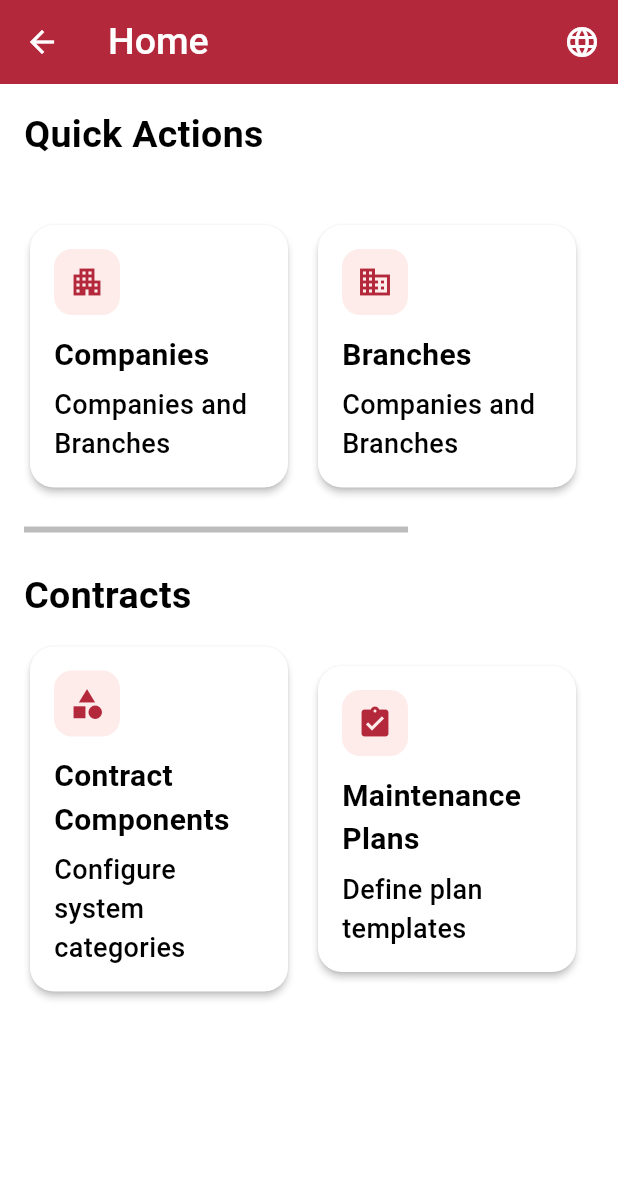
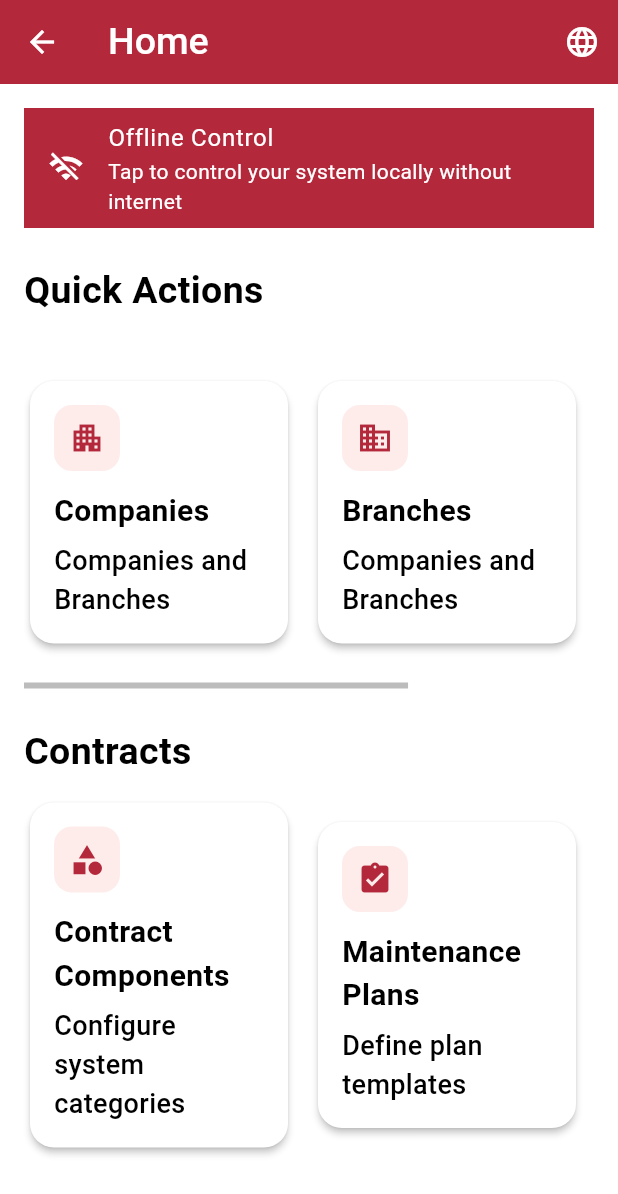
Before and after one commit to smart-fire-system/flutter-app, a Flutter app: the MainScreen screen opened directly, on a phone screen of 412 x 824 dp. Shown: the top 1194 px of the screen. Run offline on Flutter 3.47's test engine with Material 3 defaults, Android fonts, the phone set to English and light mode, and no system bars; our stand-ins replace card_loading, cloud_firestore, country_code_picker, firebase_auth, firebase_core, firebase_database and 7 more; missing offline and left inert: jhijri_picker; accounts and stored records are empty; Roboto replaces fonts that are missing (Cairo).

Commit message:
Add offline screen

```diff
--- a/lib/screens/home/view/main_screen.dart
+++ b/lib/screens/home/view/main_screen.dart
@@ -32,6 +32,14 @@ class _MainScreenState extends State<MainScreen> {
           child: Column(
             crossAxisAlignment: CrossAxisAlignment.start,
             children: [
+              ListTile(
+                leading: const Icon(Icons.wifi_off, color: Colors.white),
+                title: const Text('Offline Control', style: TextStyle(color: Colors.white),),
+                subtitle: const Text('Tap to control your system locally without internet', style: TextStyle(color: Colors.white),),
+                onTap: () => TabNavigator.home.currentState?.pushNamed('/offline'),
+                tileColor: CustomStyle.redDark,
+              ),
+              const SizedBox(height: 24),
               Text(
                 'Quick Actions',
                 style: CustomStyle.largeText25B,
--- /dev/null
+++ b/lib/screens/offline/view/view.dart
@@ -0,0 +1 @@
+export 'offline_screen.dart';
--- a/lib/screens/reports/view/new_contract_screen.dart
+++ b/lib/screens/reports/view/new_contract_screen.dart
@@ -59,7 +59,6 @@ class _NewContractScreenState extends State<NewContractScreen> {
           ),
           child: StatefulBuilder(
             builder: (ctx, setModalState) {
-              print(_clients);
               return SingleChildScrollView(
                 child: Column(
                   mainAxisSize: MainAxisSize.min,
--- a/lib/widgets/tab_navigator.dart
+++ b/lib/widgets/tab_navigator.dart
@@ -10,6 +10,7 @@ import 'package:fire_alarm_system/screens/complaints/view/view.dart';
 import 'package:fire_alarm_system/screens/profile/view/view.dart';
 import 'package:fire_alarm_system/screens/reports/view/view.dart';
 import 'package:fire_alarm_system/screens/system/view/view.dart';
+import 'package:fire_alarm_system/screens/offline/view/view.dart';
 
 enum AppTab {
   system,
@@ -121,6 +122,9 @@ class TabNavigator extends StatelessWidget {
               page =
                   MasterDetailsScreen(masterId: routeSettings.arguments as int);
               break;
+            case '/offline':
+              page = const OfflineScreen();
+              break;
             default:
               page = Scaffold(
                 body:
```
Also changed, not shown: lib/screens/offline/view/offline_screen.dart (added, +21 -0 lines).
